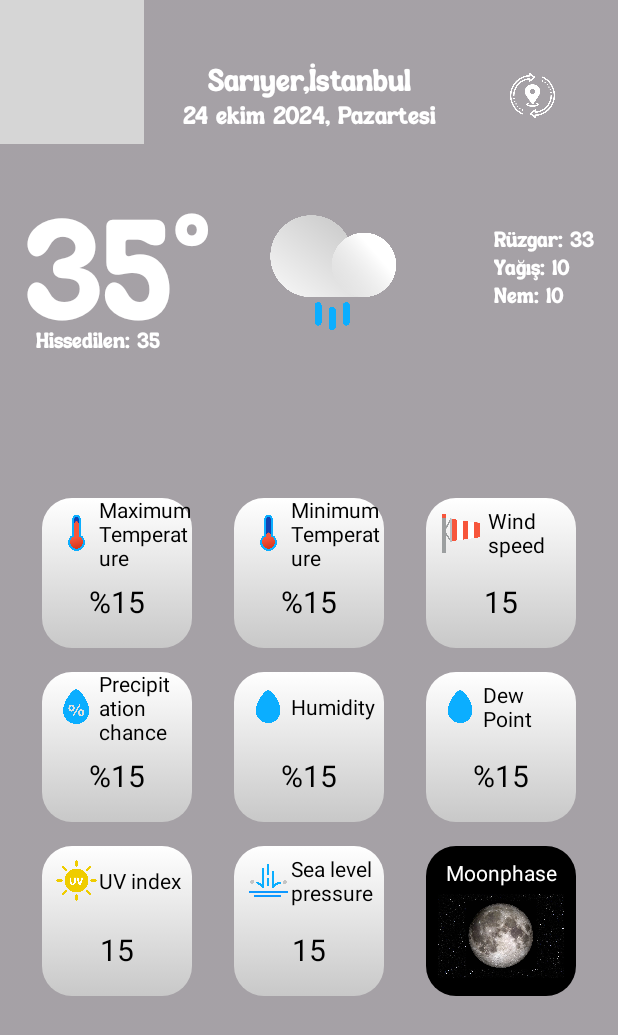
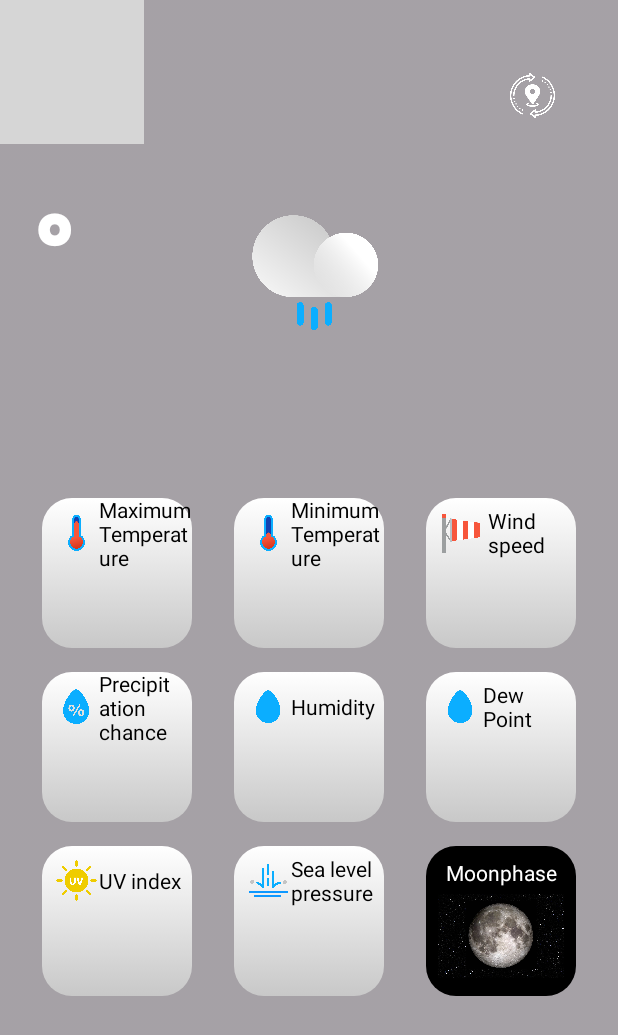
Before and after one commit to yusufceyhan02/WeatherApplication, an Android app: the fragment WeatherFragment shown on its own in the app's theme, on a phone screen of 412 x 824 dp. Shown: the top 1035 px of the screen. Run offline under Robolectric (Android 15) with nearby library versions, the phone set to English and light mode, and no system bars; our stand-ins replace RxJava; libraries missing offline, so code that uses them is left out: hu.akarnokd.rxjava3; 1 statement that could not run was skipped; grey boxes are pictures that could not be loaded.

Commit message:
minor edits

```diff
--- a/app/src/main/java/com/ceyhan/weather/service/ApiService.kt
+++ b/app/src/main/java/com/ceyhan/weather/service/ApiService.kt
@@ -1,6 +1,5 @@
 package com.ceyhan.weather.service
 
-import android.content.Context
 import com.ceyhan.weather.model.PlaceDetails
 import com.ceyhan.weather.model.Weather
 import hu.akarnokd.rxjava3.retrofit.RxJava3CallAdapterFactory
--- a/app/src/main/java/com/ceyhan/weather/service/Apis.kt
+++ b/app/src/main/java/com/ceyhan/weather/service/Apis.kt
@@ -2,7 +2,6 @@ package com.ceyhan.weather.service
 
 import com.ceyhan.weather.model.PlaceDetails
 import com.ceyhan.weather.model.Weather
-import com.google.android.gms.common.api.internal.ApiKey
 import io.reactivex.rxjava3.core.Single
 import retrofit2.http.GET
 import retrofit2.http.Path
@@ -17,8 +16,6 @@ interface Apis {
         @Query("key") weatherApiKey: String
     ): Single<Weather>
 
-    //https://maps.googleapis.com/maps/api/geocode/json?latlng=40.714224,-73.961452&key=YOUR_API_KEY
-    //https://maps.googleapis.com/maps/api/geocode/json?latlng=40.6859272,29.9217937&location_type=ROOFTOP&result_type=street_address&key=YOUR_API_KEY
     @GET("json?location_type=ROOFTOP&result_type=street_address")
     fun getPlaceDetails(
         @Query("latlng") latLng: String,
--- a/app/src/main/res/layout/fragment_weather.xml
+++ b/app/src/main/res/layout/fragment_weather.xml
@@ -58,7 +58,6 @@
                 android:layout_width="wrap_content"
                 android:layout_height="wrap_content"
                 android:layout_marginTop="40dp"
-                android:text="Sarıyer,İstanbul"
                 android:textColor="@color/white"
                 android:textSize="20sp"
                 android:fontFamily="@font/retosta"
@@ -70,7 +69,6 @@
                 android:id="@+id/watDate"
                 android:layout_width="wrap_content"
                 android:layout_height="wrap_content"
-                android:text="24 ekim 2024, Pazartesi"
                 android:textAlignment="center"
                 android:textColor="@color/white"
                 android:textSize="16sp"
@@ -95,7 +93,6 @@
                 android:layout_width="wrap_content"
                 android:layout_height="wrap_content"
                 android:layout_marginTop="32dp"
-                android:text="35"
                 android:textColor="@color/white"
                 android:textSize="90sp"
                 android:fontFamily="@font/retosta"
@@ -119,7 +116,6 @@
                 android:layout_width="wrap_content"
                 android:layout_height="wrap_content"
                 android:layout_marginStart="24dp"
-                android:text="Hissedilen: 35"
                 android:textColor="@color/white"
                 android:fontFamily="@font/retosta"
                 app:layout_constraintBottom_toBottomOf="@+id/watTemp"
@@ -140,7 +136,6 @@
                     android:layout_width="wrap_content"
                     android:layout_height="wrap_content"
                     android:layout_marginStart="3dp"
-                    android:text="Rüzgar: 33"
                     android:fontFamily="@font/retosta"
                     android:textColor="@color/white" />
 
@@ -149,7 +144,6 @@
                     android:layout_width="wrap_content"
                     android:layout_height="wrap_content"
                     android:layout_marginStart="3dp"
-                    android:text="Yağış: 10"
                     android:fontFamily="@font/retosta"
                     android:textColor="@color/white" />
 
@@ -158,7 +152,6 @@
                     android:layout_width="wrap_content"
                     android:layout_height="wrap_content"
                     android:layout_marginStart="3dp"
-                    android:text="Nem: 10"
                     android:fontFamily="@font/retosta"
                     android:textColor="@color/white" />
             </LinearLayout>
@@ -219,7 +212,6 @@
                     android:id="@+id/watDetailsTempMax"
                     android:layout_width="wrap_content"
                     android:layout_height="wrap_content"
-                    android:text="%15"
                     android:textColor="@color/black"
                     android:textSize="20sp"
                     app:layout_constraintBottom_toBottomOf="parent"
@@ -263,7 +255,6 @@
                     android:id="@+id/watDetailsTempMin"
                     android:layout_width="wrap_content"
                     android:layout_height="wrap_content"
-                    android:text="%15"
                     android:textSize="20sp"
                     android:textColor="@color/black"
                     app:layout_constraintBottom_toBottomOf="parent"
@@ -308,7 +299,6 @@
                     android:id="@+id/watDetailsWindSpeed"
                     android:layout_width="wrap_content"
                     android:layout_height="wrap_content"
-                    android:text="15"
                     android:textSize="20sp"
                     android:textColor="@color/black"
                     app:layout_constraintBottom_toBottomOf="parent"
@@ -352,7 +342,6 @@
                     android:id="@+id/watDetailsPrecipProb"
                     android:layout_width="wrap_content"
                     android:layout_height="wrap_content"
-                    android:text="%15"
                     android:textColor="@color/black"
                     android:textSize="20sp"
                     app:layout_constraintBottom_toBottomOf="parent"
@@ -397,7 +386,6 @@
                     android:id="@+id/watDetailsHumidity"
                     android:layout_width="wrap_content"
                     android:layout_height="wrap_content"
-                    android:text="%15"
                     android:textSize="20sp"
                     android:textColor="@color/black"
                     app:layout_constraintBottom_toBottomOf="parent"
@@ -440,7 +428,6 @@
                     android:id="@+id/watDetailsDew"
                     android:layout_width="wrap_content"
                     android:layout_height="wrap_content"
-                    android:text="%15"
                     android:textSize="20sp"
                     android:textColor="@color/black"
                     app:layout_constraintBottom_toBottomOf="parent"
@@ -486,7 +473,6 @@
                     android:id="@+id/watDetailsUvIndex"
                     android:layout_width="wrap_content"
                     android:layout_height="wrap_content"
-                    android:text="15"
                     android:textColor="@color/black"
                     android:textSize="20sp"
                     app:layout_constraintBottom_toBottomOf="parent"
@@ -530,7 +516,6 @@
                     android:id="@+id/watDetailsPressure"
                     android:layout_width="wrap_content"
                     android:layout_height="wrap_content"
-                    android:text="15"
                     android:textColor="@color/black"
                     android:textSize="20sp"
                     app:layout_constraintBottom_toBottomOf="parent"
@@ -570,7 +555,8 @@
                     app:layout_constraintBottom_toBottomOf="parent"
                     app:layout_constraintEnd_toEndOf="parent"
                     app:layout_constraintStart_toStartOf="parent"
-                    app:layout_constraintTop_toBottomOf="@+id/textView7" />
+                    app:layout_constraintTop_toBottomOf="@+id/textView7"
+                    android:importantForAccessibility="no" />
             </androidx.constraintlayout.widget.ConstraintLayout>
         </androidx.constraintlayout.widget.ConstraintLayout>
     </androidx.core.widget.NestedScrollView>
--- a/app/src/main/res/layout/recycler_hour_temp.xml
+++ b/app/src/main/res/layout/recycler_hour_temp.xml
@@ -13,7 +13,6 @@
         android:id="@+id/recyclerHour"
         android:layout_width="wrap_content"
         android:layout_height="wrap_content"
-        android:text="00:00"
         android:textColor="@color/white"
         android:fontFamily="@font/retosta"/>
 
@@ -22,7 +21,6 @@
         android:layout_width="wrap_content"
         android:layout_height="wrap_content"
         android:layout_marginTop="5dp"
-        android:text="15°C"
         android:textColor="@color/white"
         android:fontFamily="@font/retosta"/>
 </LinearLayout>
--- a/app/src/main/res/layout/recycler_weather_day.xml
+++ b/app/src/main/res/layout/recycler_weather_day.xml
@@ -13,7 +13,6 @@
         android:id="@+id/watDayName"
         android:layout_width="wrap_content"
         android:layout_height="wrap_content"
-        android:text="Pzt"
         android:textColor="@color/white"
         android:textSize="18sp"
         android:fontFamily="@font/retosta"/>
@@ -23,14 +22,14 @@
         android:layout_width="40dp"
         android:layout_height="40dp"
         android:layout_marginTop="10dp"
-        android:src="@drawable/weather" />
+        android:src="@drawable/weather"
+        android:importantForAccessibility="no" />
 
     <TextView
         android:id="@+id/watDayTemp"
         android:layout_width="wrap_content"
         android:layout_height="wrap_content"
         android:layout_marginTop="10dp"
-        android:text="15°C"
         android:textColor="@color/white"
         android:textSize="18sp"
         android:fontFamily="@font/retosta"/>
--- a/app/src/main/res/layout/weather_widget.xml
+++ b/app/src/main/res/layout/weather_widget.xml
@@ -61,7 +61,6 @@
             android:id="@+id/widgetLocation"
             android:layout_width="wrap_content"
             android:layout_height="wrap_content"
-            android:text="Sarıyer, İstanbul"
             android:textColor="@color/white"
             android:textSize="18sp"
             android:fontFamily="@font/retosta"/>
@@ -81,7 +80,6 @@
                     android:id="@+id/widgetTemp"
                     android:layout_width="wrap_content"
                     android:layout_height="wrap_content"
-                    android:text="15°"
                     android:textSize="30sp"
                     android:textColor="@color/white"
                     android:fontFamily="@font/retosta"/>
@@ -89,7 +87,6 @@
                     android:id="@+id/widgetFeelsLike"
                     android:layout_width="wrap_content"
                     android:layout_height="wrap_content"
-                    android:text="Hissedilen: 15°"
                     android:textColor="@color/white"
                     android:fontFamily="@font/retosta"/>
             </LinearLayout>
@@ -111,21 +108,18 @@
                     android:id="@+id/widgetWindSpeed"
                     android:layout_width="wrap_content"
                     android:layout_height="wrap_content"
-                    android:text="Rüzgar: 2.7 km/s"
                     android:textColor="@color/white"
                     android:fontFamily="@font/retosta"/>
                 <TextView
                     android:id="@+id/widgetPrecipitationChance"
                     android:layout_width="wrap_content"
                     android:layout_height="wrap_content"
-                    android:text="Yağış: %0°"
                     android:textColor="@color/white"
                     android:fontFamily="@font/retosta"/>
                 <TextView
                     android:id="@+id/widgetHumidity"
                     android:layout_width="wrap_content"
                     android:layout_height="wrap_content"
-                    android:text="Nem: %92°"
                     android:textColor="@color/white"
                     android:fontFamily="@font/retosta"/>
             </LinearLayout>
--- a/app/src/main/res/values-night/themes.xml
+++ b/app/src/main/res/values-night/themes.xml
@@ -1,4 +1,4 @@
-<resources xmlns:tools="http://schemas.android.com/tools">
+<resources>
     <!-- Base application theme. -->
     <style name="Base.Theme.Weather" parent="Theme.Material3.DayNight.NoActionBar">
         <item name="android:forceDarkAllowed">false</item>
--- a/app/src/main/res/values/themes.xml
+++ b/app/src/main/res/values/themes.xml
@@ -1,4 +1,4 @@
-<resources xmlns:tools="http://schemas.android.com/tools">
+<resources>
     <!-- Base application theme. -->
     <style name="Base.Theme.Weather" parent="Theme.Material3.DayNight.NoActionBar">
         <item name="android:forceDarkAllowed">false</item>
```
Also changed, not shown: app/src/main/java/com/ceyhan/weather/view/WeatherFragment.kt (+0 -8 lines), app/src/main/res/layout/bottom_sheet_day_weather.xml (+3 -16 lines), gradle/libs.versions.toml (+7 -7 lines).
